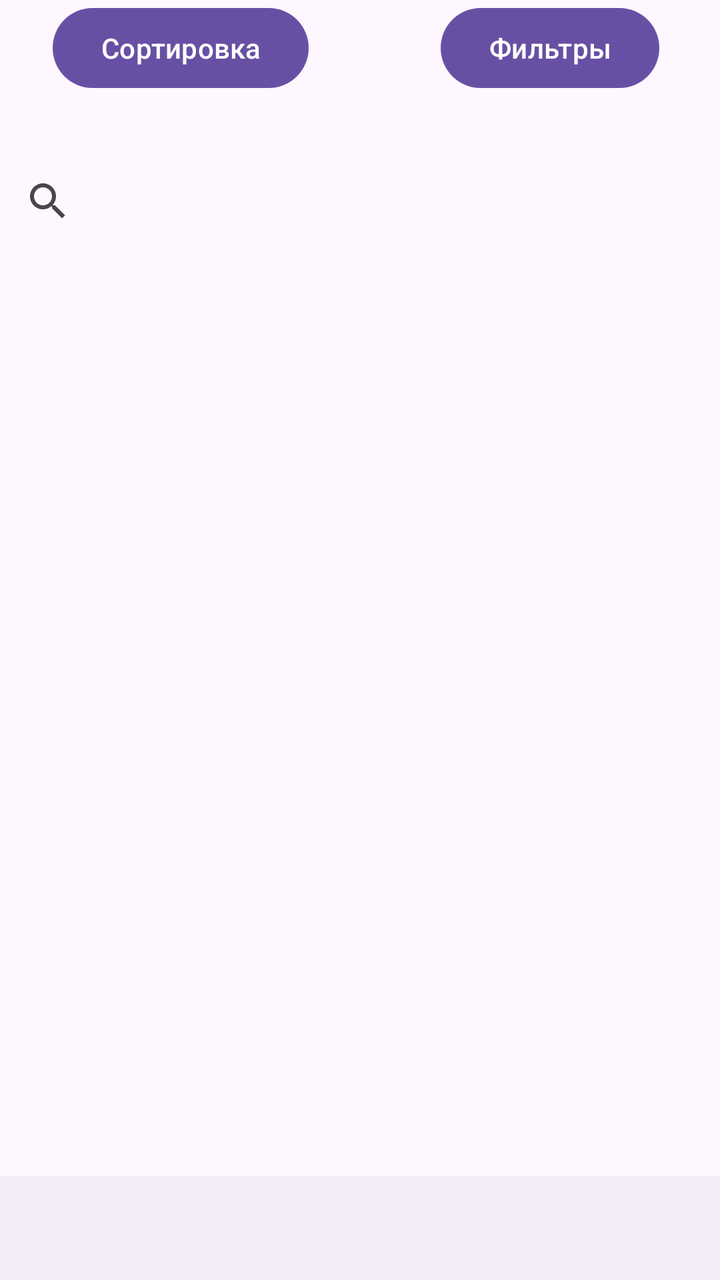
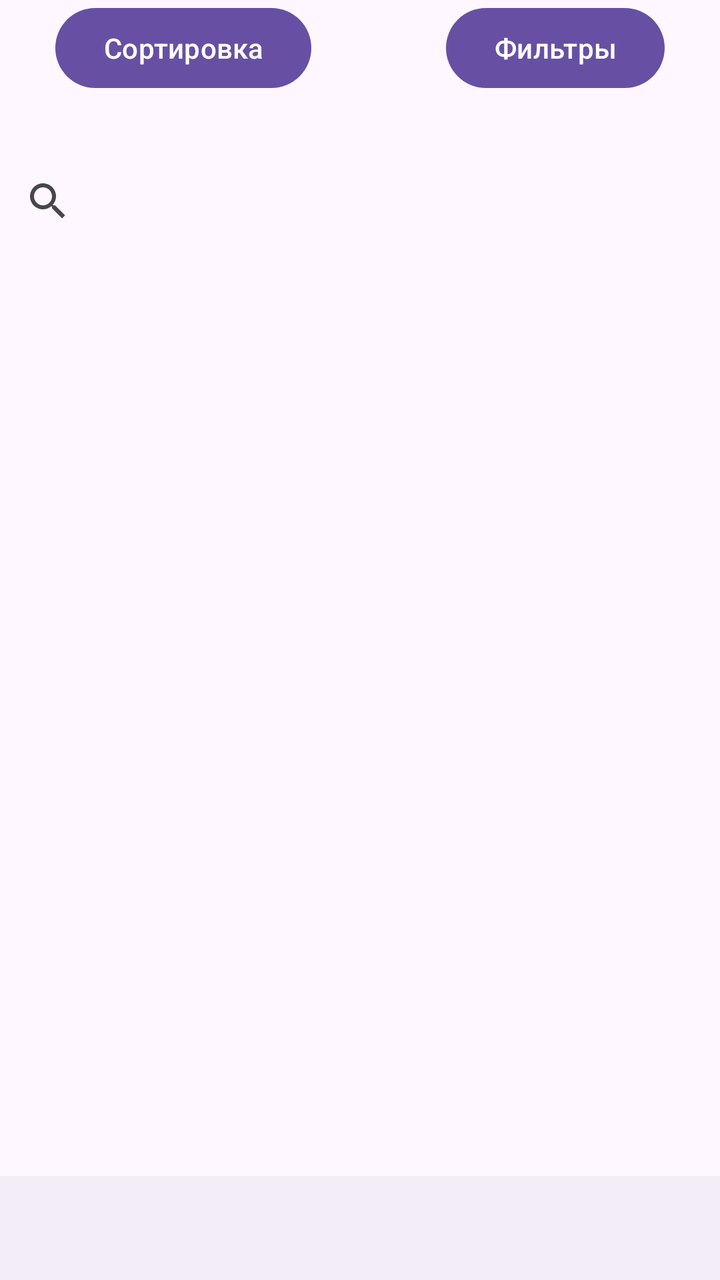

An Android layout rendered at two revisions. The XML below is the earlier revision; the diff shows what the commit changed to produce the second picture.
<!-- AndroidManifest.xml: application theme Theme.MyApplication -->
<!-- res/layout/activity_catalog.xml -->
<?xml version="1.0" encoding="utf-8"?>
<androidx.constraintlayout.widget.ConstraintLayout xmlns:android="http://schemas.android.com/apk/res/android"
    xmlns:app="http://schemas.android.com/apk/res-auto"
    xmlns:tools="http://schemas.android.com/tools"
    android:id="@+id/main"
    android:layout_width="match_parent"
    android:layout_height="match_parent"
    tools:context=".Catalog">

    <androidx.constraintlayout.widget.ConstraintLayout
        android:layout_width="match_parent"
        android:layout_height="match_parent">

        <SearchView
            android:id="@+id/searchView"
            android:layout_width="411dp"
            android:layout_height="57dp"
            android:layout_marginTop="72dp"
            android:layout_marginBottom="18dp"
            app:layout_constraintBottom_toTopOf="@+id/horizontalScrollView"
            app:layout_constraintEnd_toEndOf="parent"
            app:layout_constraintHorizontal_bias="0.0"
            app:layout_constraintStart_toStartOf="parent"
            app:layout_constraintTop_toTopOf="parent" />

        <com.google.android.material.bottomnavigation.BottomNavigationView
            android:id="@+id/bottomNavigationView"
            android:layout_width="409dp"
            android:layout_height="52dp"
            app:layout_constraintBottom_toBottomOf="parent"
            app:layout_constraintEnd_toEndOf="parent"
            app:layout_constraintStart_toStartOf="parent" />

        <HorizontalScrollView
            android:id="@+id/horizontalScrollView"
            android:layout_width="412dp"
            android:layout_height="514dp"
            app:layout_constraintBottom_toTopOf="@+id/bottomNavigationView"
            app:layout_constraintEnd_toEndOf="parent"
            app:layout_constraintHorizontal_bias="0.9"
            app:layout_constraintStart_toStartOf="parent"
            app:layout_constraintTop_toBottomOf="@+id/searchView"
            app:layout_constraintVertical_bias="0.491">

            <LinearLayout
                android:layout_width="wrap_content"
                android:layout_height="match_parent"
                android:orientation="vertical" />
        </HorizontalScrollView>

        <Button
            android:id="@+id/button2"
            android:layout_width="wrap_content"
            android:layout_height="wrap_content"
            android:layout_marginEnd="20dp"
            android:layout_marginBottom="24dp"
            android:text="Сортировка"
            app:layout_constraintBottom_toTopOf="@+id/searchView"
            app:layout_constraintEnd_toStartOf="@+id/button3"
            app:layout_constraintStart_toStartOf="parent"
            app:layout_constraintTop_toTopOf="parent" />

        <Button
            android:id="@+id/button3"
            android:layout_width="wrap_content"
            android:layout_height="wrap_content"
            android:layout_marginStart="20dp"
            android:layout_marginEnd="4dp"
            android:layout_marginBottom="24dp"
            android:text="Фильтры"
            app:layout_constraintBottom_toTopOf="@+id/searchView"
            app:layout_constraintEnd_toEndOf="parent"
            app:layout_constraintStart_toEndOf="@+id/button2"
            app:layout_constraintTop_toTopOf="parent" />

    </androidx.constraintlayout.widget.ConstraintLayout>

</androidx.constraintlayout.widget.ConstraintLayout>
<!-- resources referenced by this layout -->
<resources>
  <style name="Theme.MyApplication" parent="Base.Theme.MyApplication" />
  <style name="Base.Theme.MyApplication" parent="Theme.Material3.DayNight.NoActionBar">
          
          
      </style>
</resources>

<!-- the commit's change to res/layout/activity_catalog.xml (unified diff, before → after) -->
@@ -65,7 +65,6 @@
             android:layout_width="wrap_content"
             android:layout_height="wrap_content"
             android:layout_marginStart="20dp"
-            android:layout_marginEnd="4dp"
             android:layout_marginBottom="24dp"
             android:text="Фильтры"
             app:layout_constraintBottom_toTopOf="@+id/searchView"
